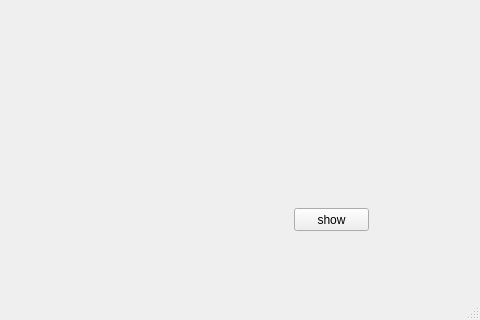
Qt form QT_PCL_Segmentation/QT_PCL_Segmentation/QT_PCL_Segmentation.ui (blueyo0/PCL_viewer) before a commit; both pictures show x 446 to 926 and y 248 to 568 of the 926 by 568 pixel window.
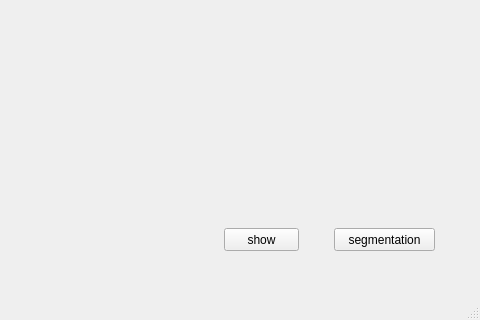
The same form after that commit. Custom widgets are drawn as their Qt base class.

```diff
--- a/QT_PCL_Segmentation/QT_PCL_Segmentation/QT_PCL_Segmentation.ui
+++ b/QT_PCL_Segmentation/QT_PCL_Segmentation/QT_PCL_Segmentation.ui
@@ -30,8 +30,8 @@
    <widget class="QPushButton" name="showButton">
     <property name="geometry">
      <rect>
-      <x>740</x>
-      <y>420</y>
+      <x>670</x>
+      <y>440</y>
       <width>75</width>
       <height>23</height>
      </rect>
@@ -50,6 +50,19 @@
      </rect>
     </property>
    </widget>
+   <widget class="QPushButton" name="segButton">
+    <property name="geometry">
+     <rect>
+      <x>780</x>
+      <y>440</y>
+      <width>101</width>
+      <height>23</height>
+     </rect>
+    </property>
+    <property name="text">
+     <string>segmentation</string>
+    </property>
+   </widget>
   </widget>
   <widget class="QMenuBar" name="menuBar">
    <property name="geometry">
```
